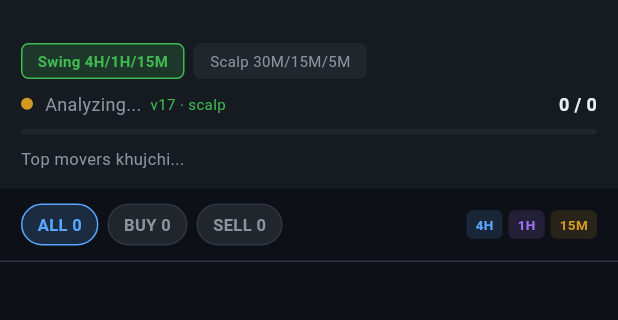
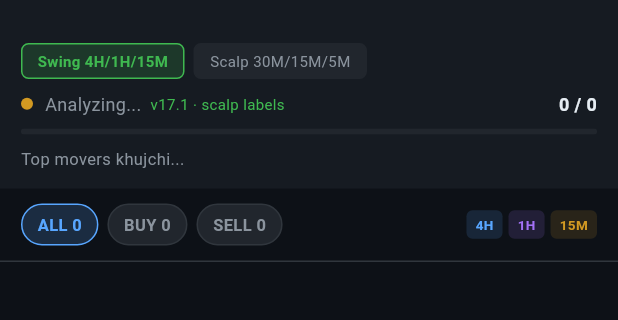
Before and after one commit to raj200ab-droid/smart-money-trader-2, a Flutter app: the screen it shows after launch, on a phone screen of 412 x 824 dp, the part 59-379 px from its top. Run offline on Flutter 3.47's test engine with Material 3 defaults, Android fonts, the phone set to English and light mode, and no system bars; network calls fail.

Commit message:
v17.1 · scalp labels: mode-aware timeframe badges and structure rows
Co-authored-by: arena-agent <297053741+arena-agent@users.noreply.github.com>

```diff
--- a/lib/main.dart
+++ b/lib/main.dart
@@ -21,7 +21,7 @@ void main() {
 
 /// App-wide colours (GitHub dark palette).
 /// Shown in the status panel so an old APK can be recognised on sight.
-const String kBuild = 'v17 · scalp';
+const String kBuild = 'v17.1 · scalp labels';
 
 /// App version reported to Android, so the installed build is identifiable
 /// from Settings without opening the app.
@@ -3025,7 +3025,7 @@ class _HS extends State<HomeScreen> {
               if (mounted) setState(() => _tooYoung++);
             } else {
               if (c4.length < 120 && mounted) setState(() => _short4h++);
-              final bias = Engine.analyze('4H', w4);
+              final bias = Engine.analyze(biasTf.toUpperCase(), w4);
 
               // Strict SMC confluence first; fall back to the relaxed pass so
               // the list is not empty in quiet markets (flagged WATCH).
@@ -3366,12 +3366,12 @@ class _HS extends State<HomeScreen> {
             ],
           ),
           Row(
-            children: const <Widget>[
-              _TfBadge('4H', K.blue),
-              SizedBox(width: 4),
-              _TfBadge('1H', Color(0xFFA371F7)),
-              SizedBox(width: 4),
-              _TfBadge('15M', K.orange),
+            children: <Widget>[
+              _TfBadge(_mode.biasTf, K.blue),
+              const SizedBox(width: 4),
+              _TfBadge(_mode.zoneTf, const Color(0xFFA371F7)),
+              const SizedBox(width: 4),
+              _TfBadge(_mode.triggerTf, K.orange),
             ],
           ),
         ],
@@ -3660,9 +3660,9 @@ class _HS extends State<HomeScreen> {
                     '${s.eqh ? 'EQH ' : ''}${s.eql ? 'EQL' : ''}'.trim().isEmpty
                         ? 'None'
                         : '${s.eqh ? 'EQH ' : ''}${s.eql ? 'EQL' : ''}'.trim()),
-                _detailRow('4H structure', s.tf4h),
-                _detailRow('1H structure', s.tf1h),
-                _detailRow('15M structure', s.tf15m),
+                _detailRow('${s.mode.biasTf} structure', s.tf4h),
+                _detailRow('${s.mode.zoneTf} structure', s.tf1h),
+                _detailRow('${s.mode.triggerTf} structure', s.tf15m),
                 _detailRow('Generated', timeAgo(s.time)),
                 const SizedBox(height: 20),
                 Container(
--- a/pubspec.yaml
+++ b/pubspec.yaml
@@ -1,7 +1,7 @@
 name: smart_money_trader
 description: Smart Money Trading Signal App
 publish_to: 'none'
-version: 17.0.0+20
+version: 17.1.0+21
 
 environment:
   sdk: '>=2.18.0 <4.0.0'
```
Also changed, not shown: 2 other files.
